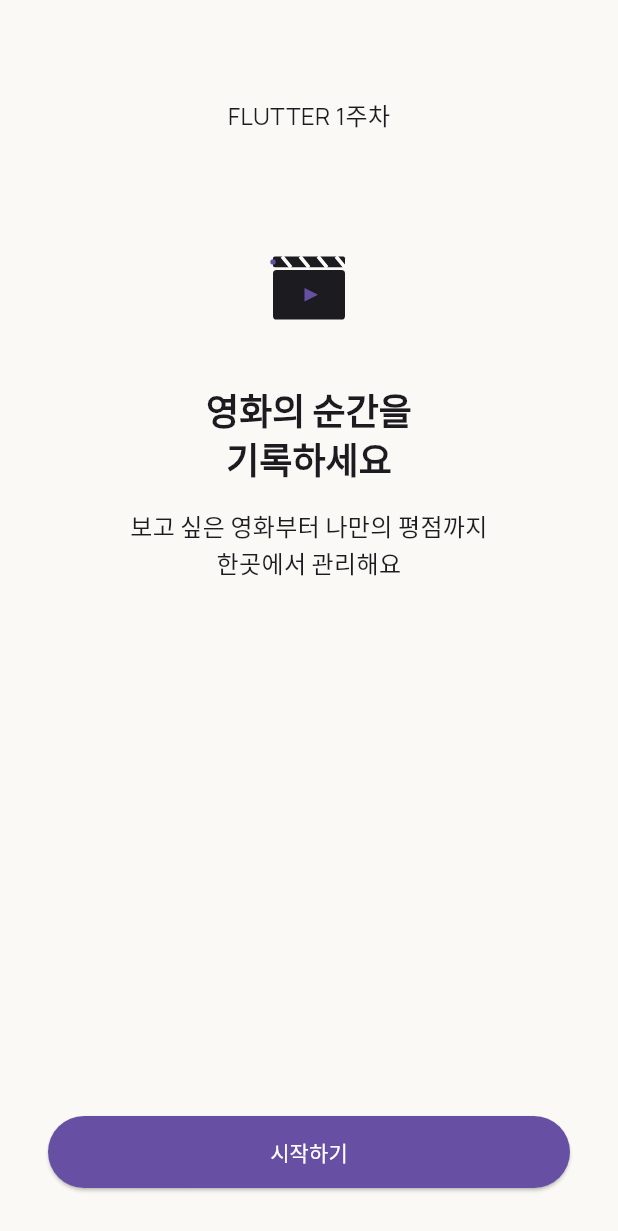
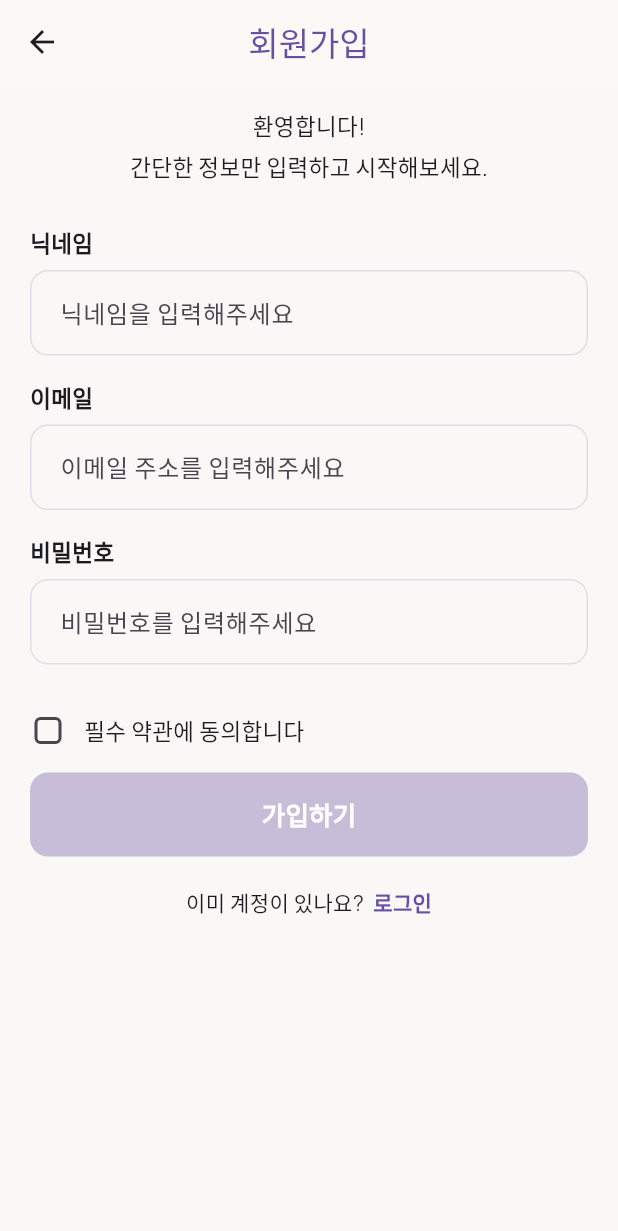
Before and after one commit to DSWU-UMC-11th/UMC-11th-Yeonyeon, a Flutter app: the screen it shows after launch, on a phone screen of 412 x 824 dp. Shown: the top 1231 px of the screen. Run offline on Flutter 3.47's test engine with Material 3 defaults, Android fonts, the phone set to English and light mode, and no system bars; our stand-ins replace flutter_svg.

Commit message:
feat: 회원가입 페이지 코드

```diff
--- a/movielog/lib/main.dart
+++ b/movielog/lib/main.dart
@@ -1,10 +1,12 @@
 import 'package:flutter_svg/flutter_svg.dart';
 import 'package:flutter/material.dart';
+import 'package:movielog/signup/signup_screen.dart';
+import 'package:movielog/signup/agree_checkbox.dart';
 
 import 'theme/app_theme.dart';
 import 'theme/app_colors.dart';
 import 'theme/app_text_styles.dart';
-import 'profile.dart';
+import 'profile/profile.dart';
 
 void main() => runApp(const MovieLogApp());
 
@@ -14,8 +16,9 @@ class MovieLogApp extends StatelessWidget {
   Widget build(BuildContext context) => MaterialApp(
     debugShowCheckedModeBanner: false,
     theme: AppTheme.light,
-    home: const StartScreen(),
+    // home: const StartScreen(),
     // home: const Profile(),
+    home: const SignUpScreen(),
   );
 }
 
--- a/movielog/lib/genre_chip.dart
+++ b/movielog/lib/profile/genre_chip.dart
@@ -1,7 +1,7 @@
 import 'package:flutter/material.dart';
 
-import 'theme/app_colors.dart';
-import 'theme/app_text_styles.dart';
+import '../theme/app_colors.dart';
+import '../theme/app_text_styles.dart';
 
 class GenreChip extends StatelessWidget {
   const GenreChip({super.key, required this.label});
--- a/movielog/lib/profile.dart
+++ b/movielog/lib/profile/profile.dart
@@ -4,7 +4,7 @@ import 'package:flutter/material.dart';
 import 'profile_header.dart';
 import 'genre_chip.dart';
 import 'stat_item.dart';
-import 'app_bar.dart';
+import '../app_bar.dart';
 
 class Profile extends StatelessWidget {
   const Profile({super.key});
--- a/movielog/lib/profile_header.dart
+++ b/movielog/lib/profile/profile_header.dart
@@ -1,7 +1,7 @@
 import 'package:flutter/material.dart';
 
-import 'theme/app_colors.dart';
-import 'theme/app_text_styles.dart';
+import '../theme/app_colors.dart';
+import '../theme/app_text_styles.dart';
 
 class ProfileHeader extends StatelessWidget {
   const ProfileHeader({super.key, required this.name, required this.bio});
--- /dev/null
+++ b/movielog/lib/signup/agree_checkbox.dart
@@ -0,0 +1,47 @@
+import 'package:flutter/material.dart';
+
+import '../theme/app_colors.dart';
+import '../theme/app_text_styles.dart';
+
+class TermsAgreementCheckbox extends StatelessWidget {
+  const TermsAgreementCheckbox({
+    super.key,
+    required this.value,
+    required this.onChanged,
+  });
+
+  final bool value;
+  final ValueChanged<bool> onChanged;
+
+  @override
+  Widget build(BuildContext context) {
+    return Row(
+      children: [
+        SizedBox(
+          width: 24,
+          height: 24,
+          child: Checkbox(
+            value: value,
+            onChanged: (v) => onChanged(v ?? false),
+            activeColor: AppColors.violet,
+            shape: RoundedRectangleBorder(
+              borderRadius: BorderRadius.circular(4),
+            ),
+            materialTapTargetSize: MaterialTapTargetSize.shrinkWrap,
+          ),
+        ),
+        const SizedBox(width: 12),
+        // 긴 문구가 들어와도 overflow 되지 않도록 Flexible 사용
+        Flexible(
+          child: GestureDetector(
+            onTap: () => onChanged(!value),
+            child: Text(
+              '필수 약관에 동의합니다',
+              style: AppTextStyles.bodyMedium.copyWith(fontSize: 15),
+            ),
+          ),
+        ),
+      ],
+    );
+  }
+}
--- /dev/null
+++ b/movielog/lib/signup/signup_footer.dart
@@ -0,0 +1,73 @@
+import 'package:flutter/material.dart';
+
+import '../theme/app_colors.dart';
+import '../theme/app_text_styles.dart';
+
+class SignUpFooter extends StatelessWidget {
+  const SignUpFooter({
+    super.key,
+    required this.canSubmit,
+    required this.onSubmit,
+    required this.onLoginTap,
+  });
+
+  final bool canSubmit;
+  final VoidCallback onSubmit;
+  final VoidCallback onLoginTap;
+
+  @override
+  Widget build(BuildContext context) {
+    return Column(
+      children: [
+        SizedBox(
+          width: double.infinity,
+          height: 56,
+          child: ElevatedButton(
+            // onPressed가 null이면 버튼이 비활성화된다.
+            onPressed: canSubmit ? onSubmit : null,
+            style: ElevatedButton.styleFrom(
+              backgroundColor: AppColors.violet,
+              foregroundColor: Colors.white,
+              disabledBackgroundColor: AppColors.violet.withOpacity(0.35),
+              disabledForegroundColor: Colors.white,
+              elevation: 0,
+              shape: RoundedRectangleBorder(
+                borderRadius: BorderRadius.circular(12),
+              ),
+            ),
+            child: Text(
+              '가입하기',
+              style: AppTextStyles.titleLarge.copyWith(
+                fontSize: 17,
+                fontWeight: FontWeight.w700,
+                color: Colors.white,
+              ),
+            ),
+          ),
+        ),
+        const SizedBox(height: 20),
+        Row(
+          mainAxisAlignment: MainAxisAlignment.center,
+          children: [
+            Text(
+              '이미 계정이 있나요?',
+              style: AppTextStyles.bodyMedium.copyWith(fontSize: 14),
+            ),
+            const SizedBox(width: 6),
+            GestureDetector(
+              onTap: onLoginTap,
+              child: Text(
+                '로그인',
+                style: AppTextStyles.bodyMedium.copyWith(
+                  fontSize: 14,
+                  fontWeight: FontWeight.w700,
+                  color: AppColors.violet,
+                ),
+              ),
+            ),
+          ],
+        ),
+      ],
+    );
+  }
+}
--- /dev/null
+++ b/movielog/lib/signup/signup_header.dart
@@ -0,0 +1,21 @@
+import 'package:flutter/material.dart';
+
+import '../theme/app_text_styles.dart';
+
+class SignUpHeader extends StatelessWidget {
+  const SignUpHeader({super.key});
+
+  @override
+  Widget build(BuildContext context) {
+    return Column(
+      children: [
+        Text('환영합니다!', style: AppTextStyles.bodyMedium.copyWith(fontSize: 15)),
+        const SizedBox(height: 4),
+        Text(
+          '간단한 정보만 입력하고 시작해보세요.',
+          style: AppTextStyles.bodyMedium.copyWith(fontSize: 15),
+        ),
+      ],
+    );
+  }
+}
--- /dev/null
+++ b/movielog/lib/signup/signup_screen.dart
@@ -0,0 +1,184 @@
+import 'package:flutter/material.dart';
+
+import '../app_bar.dart';
+import './text_field.dart';
+import './signup_footer.dart';
+import './signup_header.dart';
+import './agree_checkbox.dart';
+
+class SignUpScreen extends StatefulWidget {
+  const SignUpScreen({super.key});
+
+  @override
+  State<SignUpScreen> createState() => _SignUpScreenState();
+}
+
+class _SignUpScreenState extends State<SignUpScreen> {
+  final _formKey = GlobalKey<FormState>();
+
+  // Controller / FocusNode는 build가 아니라 State에서 생성한다.
+  //입력창 설정
+  final _nicknameController = TextEditingController();
+  final _emailController = TextEditingController();
+  final _passwordController = TextEditingController();
+
+  //focus할 때를 정의
+  final _nicknameFocusNode = FocusNode();
+  final _emailFocusNode = FocusNode();
+  final _passwordFocusNode = FocusNode();
+
+  bool _agreedToTerms = false;
+
+  @override
+  void dispose() {
+    _nicknameController.dispose();
+    _emailController.dispose();
+    _passwordController.dispose();
+    _nicknameFocusNode.dispose();
+    _emailFocusNode.dispose();
+    _passwordFocusNode.dispose();
+    super.dispose();
+  }
+
+  // ---------- Validators ----------
+  String? _validateNickname(String? value) {
+    final nickname = value?.trim() ?? '';
+    if (nickname.isEmpty) return '닉네임을 입력해주세요.';
+    if (nickname.length < 2) return '닉네임은 2자 이상이어야 합니다.';
+    return null;
+  }
+
+  String? _validateEmail(String? value) {
+    final email = value?.trim() ?? '';
+    if (email.isEmpty) return '이메일을 입력해주세요.';
+    final regExp = RegExp(r'^[\w.+-]+@[\w-]+\.[\w.-]+$');
+    if (!regExp.hasMatch(email)) return '올바른 이메일 형식이 아닙니다.';
+    return null;
+  }
+
+  String? _validatePassword(String? value) {
+    final password = value ?? '';
+    if (password.isEmpty) return '비밀번호를 입력해주세요.';
+    if (password.length < 8) return '비밀번호는 8자 이상이어야 합니다.';
+    return null;
+  }
+
+  // ---------- 버튼 활성화 조건 ----------
+  bool get _canSubmit =>
+      _validateNickname(_nicknameController.text) == null &&
+      _validateEmail(_emailController.text) == null &&
+      _validatePassword(_passwordController.text) == null &&
+      _agreedToTerms;
+
+  void _onSubmit() {
+    // 버튼 활성화 조건과 별개로 제출 시 Form 전체를 다시 검증한다.
+    final isValid = _formKey.currentState?.validate() ?? false;
+    if (!isValid) return;
+
+    FocusScope.of(context).unfocus();
+
+    ScaffoldMessenger.of(context).showSnackBar(
+      SnackBar(
+        content: Text('${_nicknameController.text.trim()}님, 가입이 완료되었습니다!'),
+      ),
+    );
+  }
+
+  @override
+  Widget build(BuildContext context) {
+    return Scaffold(
+      backgroundColor: const Color(0xFFFAF8F6),
+      appBar: CommonAppBar(
+        title: '회원가입',
+        centerTitle: true,
+        onBack: () => Navigator.of(context).maybePop(),
+      ),
+      body: SafeArea(
+        child: LayoutBuilder(
+          builder: (context, constraints) {
+            // 넓은 화면에서 Form이 과도하게 늘어나지 않도록 최대 너비만 제한
+            final maxFormWidth = constraints.maxWidth >= 700
+                ? 560.0
+                : double.infinity;
+
+            return Center(
+              child: ConstrainedBox(
+                constraints: BoxConstraints(maxWidth: maxFormWidth),
+                child: SingleChildScrollView(
+                  padding: const EdgeInsets.fromLTRB(20, 16, 20, 24),
+                  keyboardDismissBehavior:
+                      ScrollViewKeyboardDismissBehavior.onDrag,
+                  child: ConstrainedBox(
+                    // 화면이 남으면 아래 영역을 밀어내고,
+                    // 키보드가 올라오면 스크롤되어 Overflow가 나지 않는다.
+                    constraints: BoxConstraints(
+                      minHeight: constraints.maxHeight - 40,
+                    ),
+                    child: Form(
+                      key: _formKey,
+                      child: Column(
+                        crossAxisAlignment: CrossAxisAlignment.stretch,
+                        children: [
+                          const SignUpHeader(),
+                          const SizedBox(height: 28),
+                          LabeledTextField(
+                            label: '닉네임',
+                            hintText: '닉네임을 입력해주세요',
+                            controller: _nicknameController,
+                            focusNode: _nicknameFocusNode,
+                            nextFocusNode: _emailFocusNode,
+                            validator: _validateNickname,
+                            onChanged: (_) => setState(() {}),
+                          ),
+                          const SizedBox(height: 16),
+                          LabeledTextField(
+                            label: '이메일',
+                            hintText: '이메일 주소를 입력해주세요',
+                            controller: _emailController,
+                            focusNode: _emailFocusNode,
+                            nextFocusNode: _passwordFocusNode,
+                            keyboardType: TextInputType.emailAddress,
+                            validator: _validateEmail,
+                            onChanged: (_) => setState(() {}),
+                          ),
+                          const SizedBox(height: 16),
+                          LabeledTextField(
+                            label: '비밀번호',
+                            hintText: '비밀번호를 입력해주세요',
+                            controller: _passwordController,
+                            focusNode: _passwordFocusNode,
+                            obscureText: true,
+                            textInputAction: TextInputAction.done,
+                            validator: _validatePassword,
+                            onChanged: (_) => setState(() {}),
+                            onSubmitted: () {
+                              FocusScope.of(context).unfocus();
+                              if (_canSubmit) _onSubmit();
+                            },
+                          ),
+                          // 남은 공간을 차지해 체크박스/버튼을 하단에 붙인다.
+                          const SizedBox(height: 32),
+                          TermsAgreementCheckbox(
+                            value: _agreedToTerms,
+                            onChanged: (v) =>
+                                setState(() => _agreedToTerms = v),
+                          ),
+                          const SizedBox(height: 16),
+                          SignUpFooter(
+                            canSubmit: _canSubmit,
+                            onSubmit: _onSubmit,
+                            onLoginTap: () => Navigator.of(context).maybePop(),
+                          ),
+                        ],
+                      ),
+                    ),
+                  ),
+                ),
+              ),
+            );
+          },
+        ),
+      ),
+    );
+  }
+}
--- /dev/null
+++ b/movielog/lib/signup/text_field.dart
@@ -0,0 +1,110 @@
+import 'package:flutter/material.dart';
+
+import '../theme/app_colors.dart';
+import '../theme/app_text_styles.dart';
+
+/// 라벨 + 입력창을 한 덩어리로 묶은 재사용 위젯.
+/// 디자인상 라벨이 InputDecoration의 labelText가 아니라
+/// 입력창 "위"에 굵게 표시되므로 Column으로 직접 구성한다.
+class LabeledTextField extends StatelessWidget {
+  const LabeledTextField({
+    super.key,
+    required this.label,
+    required this.hintText,
+    required this.controller,
+    this.focusNode,
+    this.nextFocusNode,
+    this.validator,
+    this.keyboardType,
+    this.textInputAction = TextInputAction.next,
+    this.obscureText = false,
+    this.onChanged,
+    this.onSubmitted,
+    this.showStateIcon = true,
+  });
+
+  final String label;
+  final String hintText;
+  final TextEditingController controller;
+  final FocusNode? focusNode;
+  final FocusNode? nextFocusNode;
+  final String? Function(String?)? validator;
+  final TextInputType? keyboardType;
+  final TextInputAction textInputAction;
+  final bool obscureText;
+  final ValueChanged<String>? onChanged;
+  final VoidCallback? onSubmitted;
+  final bool showStateIcon;
+
+  static const _errorColor = Color(0xFFE53935);
+  static const _errorFill = Color(0xFFFBDCDC);
+  static const _normalFill = Color(0xFFFAF8F6);
+  static const _borderColor = Color(0xFFE0DDE5);
+
+  OutlineInputBorder _border(Color color, {double width = 1}) {
+    return OutlineInputBorder(
+      borderRadius: BorderRadius.circular(12),
+      borderSide: BorderSide(color: color, width: width),
+    );
+  }
+
+  @override
+  Widget build(BuildContext context) {
+    // 현재 입력값 기준으로 에러/정상 상태를 계산해 아이콘·배경색에 반영
+    final text = controller.text;
+    final errorText = validator?.call(text);
+    final hasError = text.isNotEmpty && errorText != null;
+    final isValid = text.isNotEmpty && errorText == null;
+
+    return Column(
+      crossAxisAlignment: CrossAxisAlignment.start,
+      children: [
+        Text(
+          label,
+          style: AppTextStyles.bodyMedium.copyWith(
+            fontWeight: FontWeight.w700,
+            fontSize: 15,
+          ),
+        ),
+        const SizedBox(height: 8),
+        TextFormField(
+          controller: controller,
+          focusNode: focusNode,
+          keyboardType: keyboardType,
+          textInputAction: textInputAction,
+          obscureText: obscureText,
+          validator: validator,
+          autovalidateMode: AutovalidateMode.onUserInteraction,
+          onChanged: onChanged,
+          onFieldSubmitted: (_) {
+            if (nextFocusNode != null) {
+              nextFocusNode!.requestFocus();
+            } else {
+              onSubmitted?.call();
+            }
+          },
+          decoration: InputDecoration(
+            hintText: hintText,
+            filled: true,
+            fillColor: hasError ? _errorFill : _normalFill,
+            contentPadding: const EdgeInsets.symmetric(
+              horizontal: 16,
+              vertical: 16,
+            ),
+            suffixIcon: !showStateIcon || text.isEmpty
+                ? null
+                : Icon(
+                    hasError ? Icons.error_outline : Icons.check_circle,
+                    color: hasError ? _errorColor : AppColors.violet,
+                  ),
+            enabledBorder: _border(_borderColor),
+            focusedBorder: _border(AppColors.violet, width: 2),
+            errorBorder: _border(_errorColor),
+            focusedErrorBorder: _border(_errorColor, width: 2),
+            errorStyle: const TextStyle(color: _errorColor, fontSize: 12),
+          ),
+        ),
+      ],
+    );
+  }
+}
```
Also changed, not shown: movielog/lib/profile/stat_item.dart (renamed from movielog/lib/stat_item.dart).
